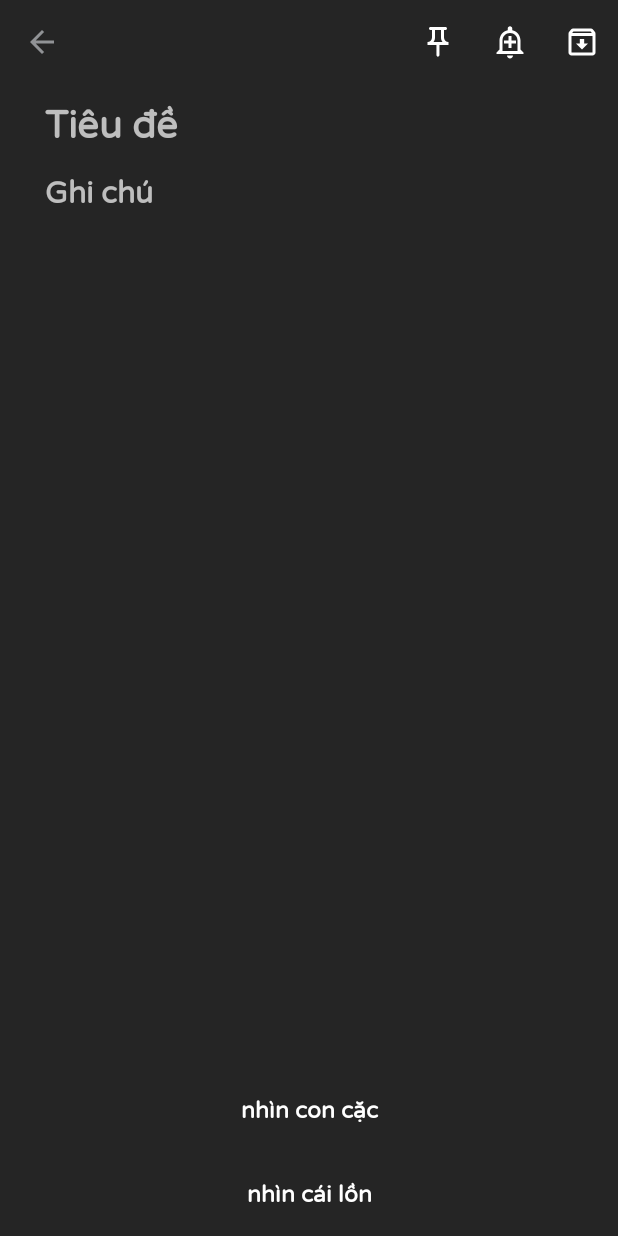
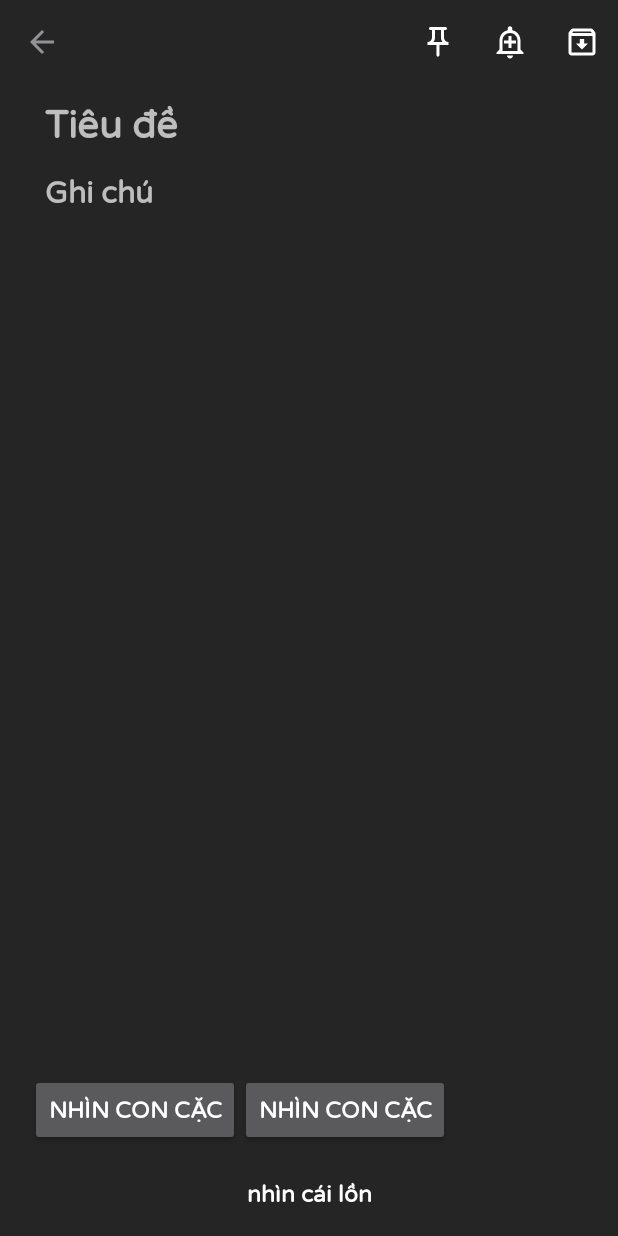
Before and after one commit to eyhb/Ghi_Chu, an Android app: the AddNoteActivity screen opened directly, with no data from a screen before it, on a phone screen of 412 x 824 dp. Run offline under Robolectric (Android 15) with nearby library versions, the phone set to English and light mode, and no system bars.

Commit message:
6_22_pm_apr_18_2022

```diff
--- a/app/src/main/java/com/example/ghi_chu/AddNoteActivity.java
+++ b/app/src/main/java/com/example/ghi_chu/AddNoteActivity.java
@@ -62,7 +62,7 @@ public class AddNoteActivity extends AppCompatActivity {
         // Focus to Title EditText and show keyboard
         edTitle.requestFocus();
         InputMethodManager inputMethodManager = (InputMethodManager) this.getSystemService(Context.INPUT_METHOD_SERVICE);
-        inputMethodManager.toggleSoftInput(InputMethodManager.SHOW_FORCED, InputMethodManager.HIDE_IMPLICIT_ONLY);
+        inputMethodManager.toggleSoftInput(InputMethodManager.SHOW_IMPLICIT, InputMethodManager.HIDE_IMPLICIT_ONLY);
     }
 
     public void getListLabel() {
--- a/app/src/main/java/com/example/ghi_chu/ListLabelAdapter.java
+++ b/app/src/main/java/com/example/ghi_chu/ListLabelAdapter.java
@@ -231,6 +231,6 @@ public class ListLabelAdapter extends ArrayAdapter<Label> {
 
     public void closeKeyboard() {
         InputMethodManager inputMethodManager = (InputMethodManager) context.getSystemService(Context.INPUT_METHOD_SERVICE);
-        inputMethodManager.toggleSoftInput(InputMethodManager.HIDE_IMPLICIT_ONLY, 0);
+        inputMethodManager.toggleSoftInput(InputMethodManager.HIDE_IMPLICIT_ONLY, InputMethodManager.SHOW_IMPLICIT);
     }
 }
--- a/app/src/main/res/layout/activity_add_note.xml
+++ b/app/src/main/res/layout/activity_add_note.xml
@@ -65,19 +65,33 @@
                 android:singleLine="false"
                 android:textSize="20dp" />
 
-            <RelativeLayout
+            <androidx.constraintlayout.widget.ConstraintLayout
                 android:id="@+id/tagField"
                 android:layout_width="match_parent"
-                android:layout_height="?attr/actionBarSize"
+                android:layout_height="wrap_content"
                 android:layout_alignParentBottom="true"
-                android:layout_marginHorizontal="20dp">
-                <TextView
-                    android:layout_width="match_parent"
+                android:layout_marginHorizontal="20dp"
+                android:minHeight="?attr/actionBarSize">
+
+                <Button
+                    android:id="@+id/buttonA"
+                    android:layout_width="wrap_content"
                     android:layout_height="wrap_content"
-                    android:layout_centerInParent="true"
                     android:text="nhìn con cặc"
-                    android:textAlignment="center"/>
-            </RelativeLayout>
+                    app:layout_constraintBottom_toBottomOf="parent"
+                    app:layout_constraintEnd_toStartOf="@+id/buttonB"
+                    app:layout_constraintStart_toStartOf="parent"
+                    app:layout_constraintTop_toTopOf="parent" />
+
+                <Button
+                    android:id="@+id/buttonB"
+                    android:layout_width="wrap_content"
+                    android:layout_height="wrap_content"
+                    android:text="nhìn con cặc"
+                    app:layout_constraintBottom_toBottomOf="parent"
+                    app:layout_constraintLeft_toRightOf="@id/buttonA"
+                    app:layout_constraintTop_toTopOf="parent" />
+            </androidx.constraintlayout.widget.ConstraintLayout>
         </RelativeLayout>
 
         <RelativeLayout
```
